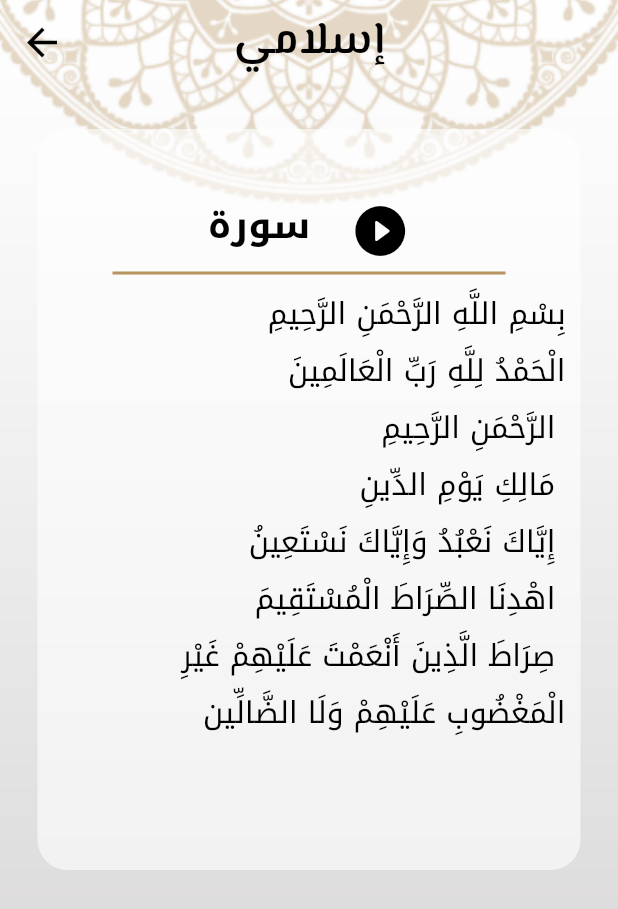
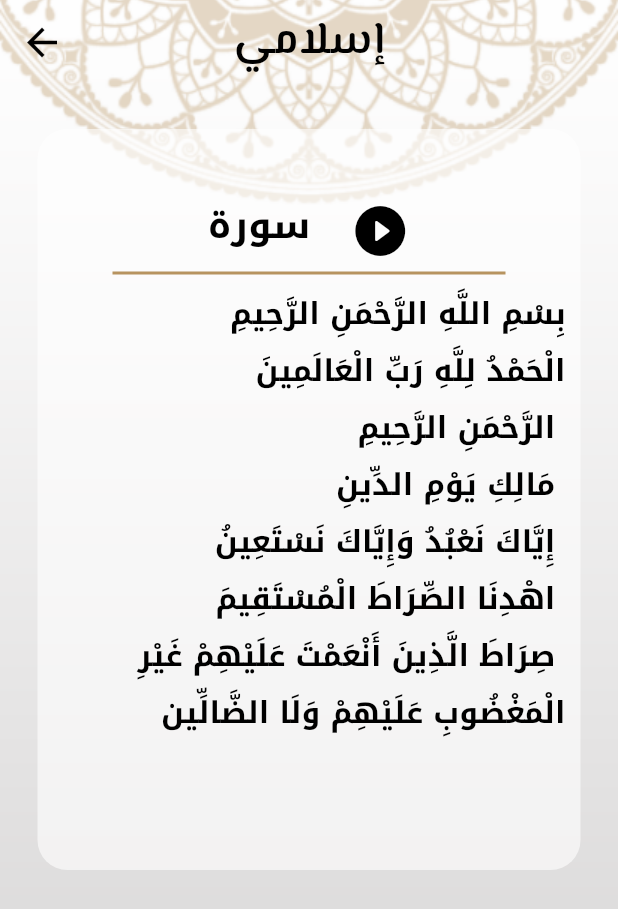
Before and after one commit to heshamgasser/Islamic, a Flutter app: the SurahScreen screen opened directly with empty values, on a phone screen of 412 x 824 dp. Shown: the top 909 px of the screen. Run offline on Flutter 3.47's test engine with Material 2 defaults, Android fonts, the phone set to English and light mode, and no system bars; our stand-ins replace google_fonts.

Commit message:
update Theme

```diff
--- a/lib/screens/surahScreen.dart
+++ b/lib/screens/surahScreen.dart
@@ -1,6 +1,5 @@
 import 'package:flutter/material.dart';
 import 'package:flutter/services.dart';
-import 'package:google_fonts/google_fonts.dart';
 import 'package:islamic_app/models/surahDetailArgs.dart';
 
 class SurahScreen extends StatefulWidget {
@@ -49,7 +48,7 @@ class _SurahScreenState extends State<SurahScreen> {
               width: double.infinity,
               decoration: BoxDecoration(
                 borderRadius: BorderRadius.circular(20),
-                color: Colors.white.withOpacity(.6),
+                color: Theme.of(context).colorScheme.surface,
               ),
               child: SingleChildScrollView(
                 child: Column(
@@ -57,21 +56,28 @@ class _SurahScreenState extends State<SurahScreen> {
                     Row(
                       mainAxisAlignment: MainAxisAlignment.center,
                       children: [
-                        Text('سورة ${args.surahName}',
-                            style: Theme.of(context).textTheme.bodyLarge),
+                        Text(
+                          'سورة ${args.surahName}',
+                          style: Theme.of(context)
+                              .textTheme
+                              .bodyLarge
+                              ?.copyWith(
+                                  color:
+                                      Theme.of(context).colorScheme.onSurface),
+                        ),
                         const SizedBox(width: 10),
                         IconButton(
                           onPressed: () {},
-                          icon: const Icon(
+                          icon: Icon(
                             Icons.play_circle_fill_rounded,
-                            color: Colors.black,
+                            color: Theme.of(context).colorScheme.onSurface,
                             size: 40,
                           ),
                         ),
                       ],
                     ),
                     Divider(
-                      color: Theme.of(context).dividerColor,
+                      color: Theme.of(context).colorScheme.onSecondary,
                       thickness: 2,
                       indent: 40,
                       endIndent: 40,
@@ -84,8 +90,14 @@ class _SurahScreenState extends State<SurahScreen> {
                           textDirection: TextDirection.rtl,
                           child: Text(
                             surahContent[index],
-                            style: GoogleFonts.notoKufiArabic(
-                                fontSize: 20, color: Colors.black),
+                            style: Theme.of(context)
+                                .textTheme
+                                .bodyLarge
+                                ?.copyWith(
+                                    fontSize: 20,
+                                    color: Theme.of(context)
+                                        .colorScheme
+                                        .onSurface),
                           ),
                         );
                       },
```
